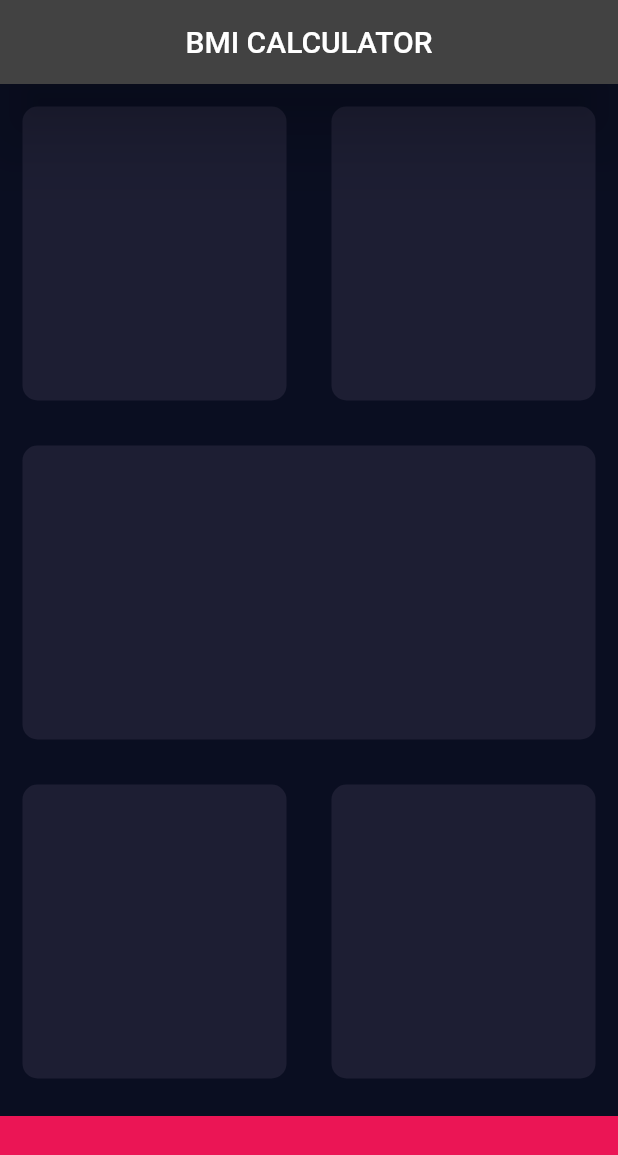
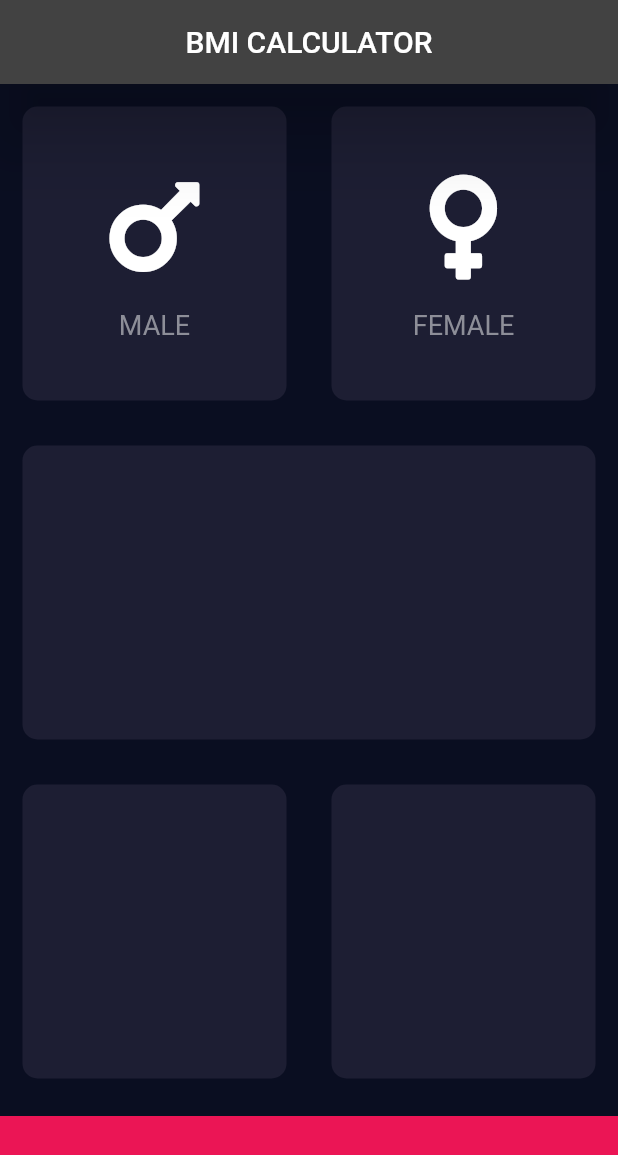
Before and after one commit to Maxondria/flutter-bmi-calculator-app, a Flutter app: the screen it shows after launch, on a phone screen of 412 x 824 dp. Shown: the top 1155 px of the screen. Run offline on Flutter 3.47's test engine with Material 2 defaults, Android fonts, the phone set to English and light mode, and no system bars; our stand-ins replace font_awesome_flutter.

Commit message:
create a reusable IconContent() widget

```diff
--- a/lib/screens/input_page_screen.dart
+++ b/lib/screens/input_page_screen.dart
@@ -1,4 +1,5 @@
 import 'package:flutter/material.dart';
+import 'package:font_awesome_flutter/font_awesome_flutter.dart';
 
 const BOTTOM_CONTAINER_HEIGHT = 80.0;
 const BOTTOM_CONTAINER_COLOR = Color(0xFFEB1555);
@@ -25,11 +26,19 @@ class _InputPageState extends State<InputPage> {
                 Expanded(
                   child: ReusableCard(
                     color: ACTIVE_CARD_COLOR,
+                    cardChild: IconContent(
+                      icon: FontAwesomeIcons.mars,
+                      text: "MALE",
+                    ),
                   ),
                 ),
                 Expanded(
                   child: ReusableCard(
                     color: ACTIVE_CARD_COLOR,
+                    cardChild: IconContent(
+                      icon: FontAwesomeIcons.venus,
+                      text: "FEMALE",
+                    ),
                   ),
                 ),
               ],
@@ -70,8 +79,10 @@ class _InputPageState extends State<InputPage> {
 
 class ReusableCard extends StatelessWidget {
   final Color color;
+  final Widget cardChild;
 
-  const ReusableCard({Key key, @required this.color}) : super(key: key);
+  const ReusableCard({Key key, @required this.color, this.cardChild})
+      : super(key: key);
 
   @override
   Widget build(BuildContext context) {
@@ -81,6 +92,38 @@ class ReusableCard extends StatelessWidget {
         borderRadius: BorderRadius.circular(10.0),
         color: color,
       ),
+      child: cardChild,
     );
   }
 }
+
+class IconContent extends StatelessWidget {
+  final IconData icon;
+  final String text;
+
+  const IconContent({Key key, @required this.icon, @required this.text})
+      : super(key: key);
+
+  @override
+  Widget build(BuildContext context) {
+    return Column(
+      mainAxisAlignment: MainAxisAlignment.center,
+      children: <Widget>[
+        Icon(
+          icon,
+          size: 80.0,
+        ),
+        SizedBox(
+          height: 15.0,
+        ),
+        Text(
+          text,
+          style: TextStyle(
+            fontSize: 18.0,
+            color: Color(0xFF8D8E98),
+          ),
+        )
+      ],
+    );
+  }
+}
--- a/pubspec.yaml
+++ b/pubspec.yaml
@@ -9,6 +9,7 @@ environment:
 dependencies:
   flutter:
     sdk: flutter
+  font_awesome_flutter: ^8.5.0
 
   cupertino_icons: ^0.1.2
 
```
